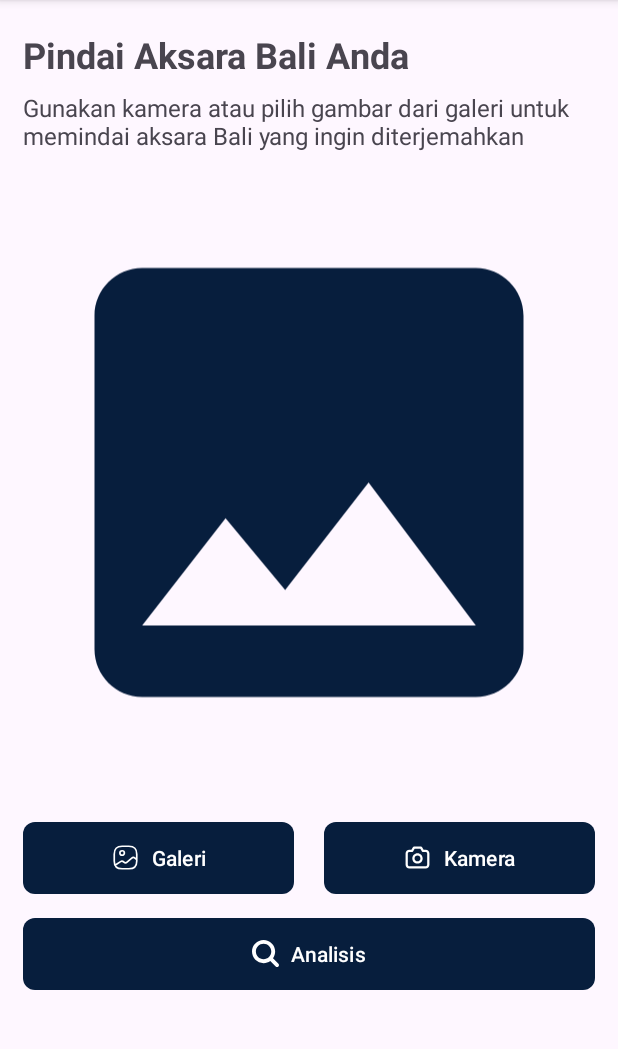
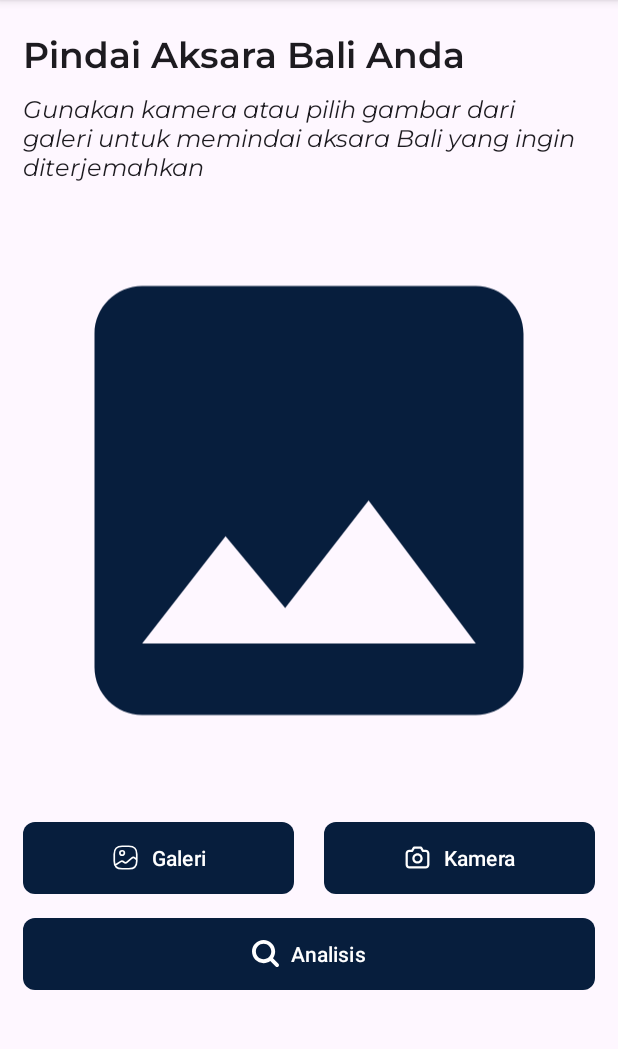
Before and after one commit to Kaliatra/Mobile-Development, an Android app: the fragment ScanFragment shown on its own in the app's theme, on a phone screen of 412 x 824 dp, the part 96-1145 px from its top. Run offline under Robolectric (Android 15) with nearby library versions, the phone set to English and light mode, and no system bars.

Commit message:
Add Montserrat fonts

```diff
--- a/app/src/main/res/layout/fragment_scan.xml
+++ b/app/src/main/res/layout/fragment_scan.xml
@@ -15,7 +15,7 @@
         android:layout_marginEnd="15dp"
         android:text="@string/title_text_scan"
         android:textSize="24sp"
-        android:textStyle="bold"
+        android:textAppearance="@style/TextAppearance.Montserrat.SemiBold"
         app:layout_constraintEnd_toEndOf="parent"
         app:layout_constraintStart_toStartOf="parent"
         app:layout_constraintTop_toTopOf="parent" />
@@ -26,9 +26,10 @@
         android:layout_width="0dp"
         android:layout_height="wrap_content"
         android:layout_marginStart="15dp"
-        android:layout_marginTop="8dp"
+        android:layout_marginTop="5dp"
         android:layout_marginEnd="15dp"
         android:text="@string/description_text_scan"
+        android:textAppearance="@style/TextAppearance.Montserrat.Italic"
         android:textSize="16sp"
         app:layout_constraintEnd_toEndOf="parent"
         app:layout_constraintStart_toStartOf="parent"
--- /dev/null
+++ b/app/src/main/res/values/text_appearance.xml
@@ -0,0 +1,14 @@
+<resources>
+    <style name="TextAppearance.Montserrat.Regular" parent="TextAppearance.AppCompat">
+        <item name="fontFamily">@font/montserrat_regular</item>
+    </style>
+    <style name="TextAppearance.Montserrat.Bold" parent="TextAppearance.AppCompat">
+        <item name="fontFamily">@font/montserrat_bold</item>
+    </style>
+    <style name="TextAppearance.Montserrat.Italic" parent="TextAppearance.AppCompat">
+        <item name="fontFamily">@font/montserrat_italic</item>
+    </style>
+    <style name="TextAppearance.Montserrat.SemiBold" parent="TextAppearance.AppCompat">
+        <item name="fontFamily">@font/montserrat_semi_bold</item>
+    </style>
+</resources>
```
Also changed, not shown: app/src/main/res/font/montserrat_bold.ttf (added), app/src/main/res/font/montserrat_italic.ttf (added), app/src/main/res/font/montserrat_regular.ttf (added), app/src/main/res/font/montserrat_semi_bold.ttf (added).
